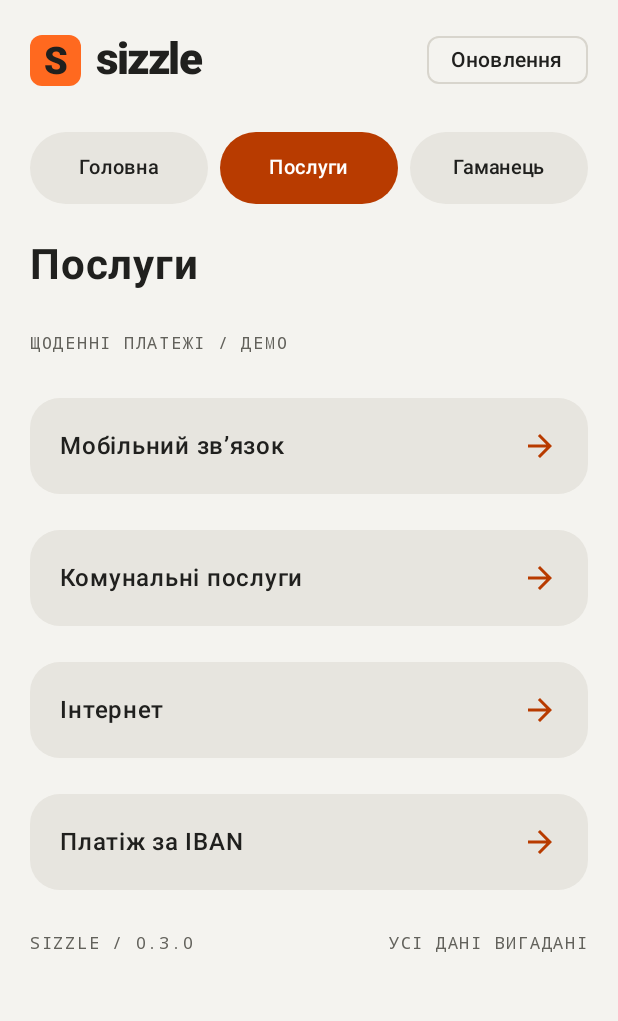
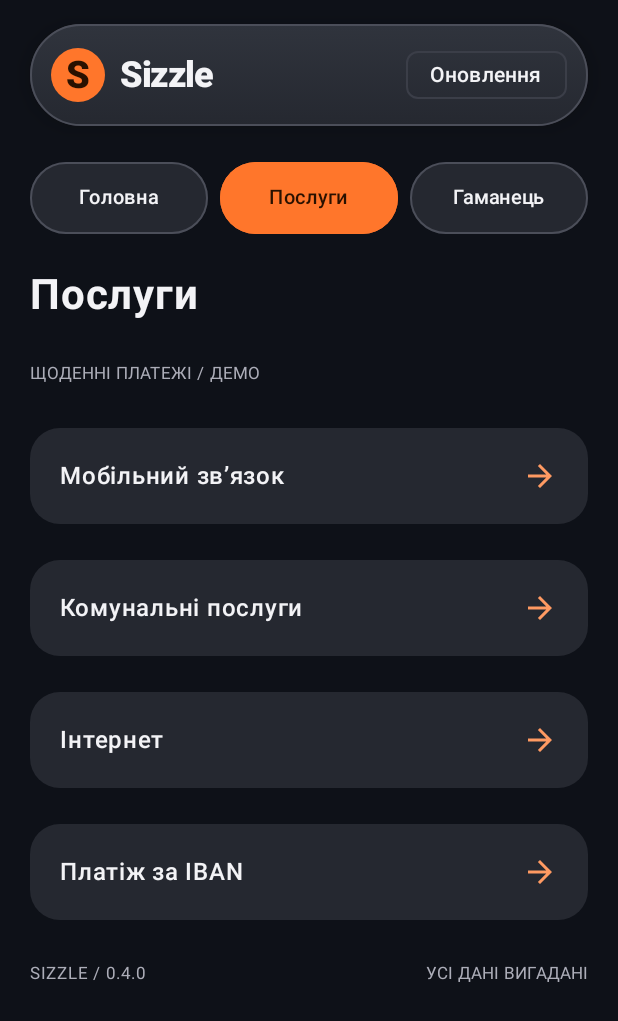
Before and after one commit to dozyFJ/Sizzle-, an Android app built with Jetpack Compose: the screen it shows after launch (MainActivity), tab 2 chosen, on a phone screen of 412 x 824 dp. Shown: the top 1021 px of the screen. Run offline under Robolectric (Android 15) with nearby library versions, the phone set to English and light mode, and no system bars.

Commit message:
Adapt Sizzle to dark rounded design reference

```diff
--- a/app/build.gradle.kts
+++ b/app/build.gradle.kts
@@ -2,7 +2,7 @@ plugins { id("com.android.application"); id("org.jetbrains.kotlin.android"); id(
 android {
  namespace = "app.sizzle.bank"
  compileSdk = 35
- defaultConfig { applicationId = "app.sizzle.bank"; minSdk = 26; targetSdk = 35; versionCode = 4; versionName = "0.3.0" }
+ defaultConfig { applicationId = "app.sizzle.bank"; minSdk = 26; targetSdk = 35; versionCode = 5; versionName = "0.4.0" }
  buildFeatures { compose = true }
  compileOptions { sourceCompatibility = JavaVersion.VERSION_17; targetCompatibility = JavaVersion.VERSION_17 }
  kotlinOptions { jvmTarget = "17" }
--- a/app/src/main/java/app/sizzle/bank/MainActivity.kt
+++ b/app/src/main/java/app/sizzle/bank/MainActivity.kt
@@ -4,6 +4,9 @@ import android.os.Bundle
 import androidx.activity.ComponentActivity
 import androidx.activity.compose.setContent
 import androidx.activity.enableEdgeToEdge
+import androidx.activity.SystemBarStyle
+import androidx.compose.foundation.BorderStroke
+import androidx.compose.ui.graphics.Brush
 import androidx.compose.foundation.selection.selectable
 import androidx.compose.foundation.selection.selectableGroup
 import androidx.compose.ui.semantics.Role
@@ -31,24 +34,27 @@ import androidx.compose.ui.text.font.FontWeight
 import androidx.compose.ui.unit.dp
 import androidx.compose.ui.unit.sp
 
-private val Orange = Color(0xFFB83B00)
-private val BrightOrange = Color(0xFFFF691F)
-private val Ink = Color(0xFF20201E)
-private val Concrete = Color(0xFFF4F3EF)
-private val Muted = Color(0xFF62615B)
-private val SizzleColors = lightColorScheme(
-    primary = Orange, onPrimary = Color.White,
-    primaryContainer = Color(0xFFFFDBC9), onPrimaryContainer = Color(0xFF391000),
-    secondaryContainer = Color(0xFFE9E7E1), onSecondaryContainer = Ink,
+private val Orange = Color(0xFFFF9A62)
+private val BrightOrange = Color(0xFFFF762B)
+private val Ink = Color(0xFFF3F3F6)
+private val Concrete = Color(0xFF0E1118)
+private val Muted = Color(0xFFACADB8)
+private val Panel = Color(0xFF252830)
+private val PanelRaised = Color(0xFF30343D)
+private val Outline = Color(0xFF4B4E59)
+private val SizzleColors = darkColorScheme(
+    primary = Orange, onPrimary = Color(0xFF341200),
+    primaryContainer = Color(0xFF63351F), onPrimaryContainer = Color(0xFFFFDBC9),
+    secondaryContainer = PanelRaised, onSecondaryContainer = Ink,
     background = Concrete, onBackground = Ink,
-    surface = Concrete, onSurface = Ink, onSurfaceVariant = Muted,
-    surfaceContainer = Color(0xFFECEBE5), outlineVariant = Color(0xFFD8D5CD)
+    surface = Panel, onSurface = Ink, onSurfaceVariant = Muted,
+    surfaceContainer = PanelRaised, outline = Outline, outlineVariant = Color(0xFF3B3E48)
 )
 
 class MainActivity : ComponentActivity() {
     override fun onCreate(savedInstanceState: Bundle?) {
         super.onCreate(savedInstanceState)
-        enableEdgeToEdge()
+        enableEdgeToEdge(statusBarStyle = SystemBarStyle.dark(android.graphics.Color.TRANSPARENT), navigationBarStyle = SystemBarStyle.dark(android.graphics.Color.TRANSPARENT))
         setContent { MaterialTheme(colorScheme = SizzleColors) { HomeScreen() } }
     }
 }
@@ -68,7 +74,7 @@ object DemoData {
 
 @Composable
 private fun TechnicalLabel(text: String, color: Color = Muted) {
-    Text(text, fontFamily = FontFamily.Monospace, fontSize = 11.sp, letterSpacing = 1.2.sp, color = color)
+    Text(text, fontFamily = FontFamily.SansSerif, fontSize = 11.sp, letterSpacing = 0.7.sp, color = color)
 }
 
 @Composable
@@ -84,14 +90,16 @@ fun HomeScreen() {
             verticalArrangement = Arrangement.spacedBy(24.dp)
         ) {
             item {
-                Row(Modifier.fillMaxWidth(), verticalAlignment = Alignment.CenterVertically, horizontalArrangement = Arrangement.SpaceBetween) {
+                Surface(shape = CircleShape, border = BorderStroke(1.dp, Outline), color = Panel, shadowElevation = 8.dp) {
+                Row(Modifier.fillMaxWidth().background(Brush.verticalGradient(listOf(PanelRaised, Panel))).padding(horizontal = 14.dp, vertical = 10.dp), verticalAlignment = Alignment.CenterVertically, horizontalArrangement = Arrangement.SpaceBetween) {
                     Row(verticalAlignment = Alignment.CenterVertically, horizontalArrangement = Arrangement.spacedBy(10.dp)) {
-                        Box(Modifier.size(34.dp).background(BrightOrange, RoundedCornerShape(8.dp)), contentAlignment = Alignment.Center) {
-                            Text("S", color = Ink, fontWeight = FontWeight.Black, fontSize = 25.sp)
+                        Box(Modifier.size(36.dp).background(BrightOrange, CircleShape), contentAlignment = Alignment.Center) {
+                            Text("S", color = Color(0xFF291100), fontWeight = FontWeight.Black, fontSize = 25.sp)
                         }
-                        Text("sizzle", fontSize = 29.sp, letterSpacing = (-1).sp, fontWeight = FontWeight.Black)
+                        Text("Sizzle", fontSize = 24.sp, letterSpacing = (-1).sp, fontWeight = FontWeight.Black)
                     }
                     UpdateControl()
+                }
                 }
             }
             item {
@@ -101,7 +109,7 @@ fun HomeScreen() {
                 item { Text("Послуги", fontSize = 28.sp, fontWeight = FontWeight.Bold) }
                 item { TechnicalLabel("ЩОДЕННІ ПЛАТЕЖІ / ДЕМО") }
                 items(listOf("Мобільний зв’язок", "Комунальні послуги", "Інтернет", "Платіж за IBAN")) { service ->
-                    Card(onClick = { action = service }, colors = CardDefaults.cardColors(containerColor = Color(0xFFE7E5DF)), shape = RoundedCornerShape(20.dp)) {
+                    Card(onClick = { action = service }, colors = CardDefaults.cardColors(containerColor = Panel), shape = RoundedCornerShape(20.dp)) {
                         Row(Modifier.fillMaxWidth().padding(20.dp), horizontalArrangement = Arrangement.SpaceBetween, verticalAlignment = Alignment.CenterVertically) {
                             Text(service, fontWeight = FontWeight.SemiBold, modifier = Modifier.weight(1f))
                             Icon(Icons.AutoMirrored.Filled.ArrowForward, contentDescription = null, tint = Orange)
@@ -111,17 +119,19 @@ fun HomeScreen() {
             }
             if (selectedTab != "Послуги") {
             item {
-                Column(verticalArrangement = Arrangement.spacedBy(6.dp)) {
-                    TechnicalLabel("ТВОЇ ГРОШІ. ТВІЙ РИТМ.")
+                Surface(shape = RoundedCornerShape(30.dp), color = Panel, border = BorderStroke(1.dp, Color(0xFF3B3E48))) {
+                Column(Modifier.fillMaxWidth().padding(20.dp), verticalArrangement = Arrangement.spacedBy(8.dp)) {
+                    TechnicalLabel("ТВОЇ ГРОШІ. ТВІЙ РИТМ.", Orange)
                     Row(Modifier.fillMaxWidth(), horizontalArrangement = Arrangement.SpaceBetween, verticalAlignment = Alignment.CenterVertically) {
                         Text("Загальний баланс", style = MaterialTheme.typography.titleMedium)
                         TextButton(onClick = { hidden = !hidden }, contentPadding = PaddingValues(horizontal = 8.dp)) { Text(if (hidden) "Показати" else "Сховати", fontSize = 12.sp) }
                     }
-                    Text(if (hidden) "••• ••• ₴" else "51 250,00 ₴", fontSize = 40.sp, lineHeight = 46.sp, letterSpacing = (-1.5).sp, fontWeight = FontWeight.Bold)
+                    Text(if (hidden) "••• ••• ₴" else "51 250,00 ₴", fontSize = 36.sp, lineHeight = 42.sp, letterSpacing = (-1.5).sp, fontWeight = FontWeight.Bold)
                     Row(verticalAlignment = Alignment.CenterVertically, horizontalArrangement = Arrangement.spacedBy(7.dp)) {
                         Box(Modifier.size(6.dp).background(Orange, CircleShape))
                         Text("Українська гривня · 2 картки", fontSize = 12.sp, color = Muted)
                     }
+                }
                 }
             }
             }
@@ -146,8 +156,8 @@ fun HomeScreen() {
                         LazyRow(horizontalArrangement = Arrangement.spacedBy(12.dp)) {
                             items(DemoData.cards, key = { it.number }) { card ->
                                 val primary = card.number == "4821"
-                                val foreground = if (primary) Color(0xFFF6F4ED) else Ink
-                                Card(onClick = { selectedCard = card.number }, modifier = Modifier.width(cardWidth), shape = RoundedCornerShape(20.dp), colors = CardDefaults.cardColors(containerColor = if (primary) Ink else Color(0xFFE4E1D9))) {
+                                val foreground = Ink
+                                Card(onClick = { selectedCard = card.number }, modifier = Modifier.width(cardWidth), shape = RoundedCornerShape(28.dp), border = BorderStroke(1.dp, if (primary) Color(0xFF8A533A) else Outline), colors = CardDefaults.cardColors(containerColor = if (primary) Color(0xFF302925) else Panel)) {
                                     Column(Modifier.padding(22.dp), verticalArrangement = Arrangement.spacedBy(20.dp)) {
                                         Row(Modifier.fillMaxWidth(), horizontalArrangement = Arrangement.SpaceBetween, verticalAlignment = Alignment.CenterVertically) {
                                             TechnicalLabel("SIZZLE / ${if (primary) "01" else "02"}", if (primary) BrightOrange else Orange)
@@ -159,8 +169,8 @@ fun HomeScreen() {
                                                 TechnicalLabel("ДЕМО-КАРТКА", if (primary) Color(0xFFB9B8B0) else Muted)
                                                 Text("••••  ${card.number}", color = foreground, fontFamily = FontFamily.Monospace, fontSize = 15.sp)
                                             }
-                                            Box(Modifier.width(42.dp).height(26.dp).background(if (primary) BrightOrange else Ink, RoundedCornerShape(5.dp)), contentAlignment = Alignment.Center) {
-                                                Text("S /", color = if (primary) Ink else Color.White, fontWeight = FontWeight.Black, fontSize = 15.sp)
+                                            Box(Modifier.width(42.dp).height(26.dp).background(if (primary) BrightOrange else PanelRaised, RoundedCornerShape(5.dp)), contentAlignment = Alignment.Center) {
+                                                Text("S /", color = if (primary) Color(0xFF291100) else Ink, fontWeight = FontWeight.Black, fontSize = 15.sp)
                                             }
                                         }
                                     }
@@ -195,7 +205,7 @@ fun HomeScreen() {
             items(DemoData.operations, key = { it.title }) { operation ->
                 Column(verticalArrangement = Arrangement.spacedBy(16.dp)) {
                     Row(Modifier.fillMaxWidth(), verticalAlignment = Alignment.CenterVertically, horizontalArrangement = Arrangement.spacedBy(12.dp)) {
-                        Surface(shape = RoundedCornerShape(14.dp), color = if (operation.incoming) Color(0xFFFFDBC9) else Color(0xFFE7E5DF), modifier = Modifier.size(44.dp)) {
+                        Surface(shape = RoundedCornerShape(14.dp), color = if (operation.incoming) Color(0xFF63351F) else Panel, modifier = Modifier.size(44.dp)) {
                             Box(contentAlignment = Alignment.Center) {
                                 if (operation.incoming) Icon(Icons.Default.Add, contentDescription = null, tint = Orange, modifier = Modifier.size(20.dp))
                                 else Text(operation.title.take(1), fontWeight = FontWeight.Bold, fontSize = 18.sp)
@@ -207,13 +217,13 @@ fun HomeScreen() {
                         }
                         Text(if (hidden) "•••• ₴" else operation.amount, color = if (operation.incoming) Orange else Ink, fontWeight = FontWeight.SemiBold, fontSize = 13.sp)
                     }
-                    HorizontalDivider(color = Color(0xFFDEDBD3))
+                    HorizontalDivider(color = Color(0xFF3B3E48))
                 }
             }
             }
             item {
                 Row(Modifier.fillMaxWidth(), horizontalArrangement = Arrangement.SpaceBetween) {
-                    TechnicalLabel("SIZZLE / 0.3.0")
+                    TechnicalLabel("SIZZLE / 0.4.0")
                     TechnicalLabel("УСІ ДАНІ ВИГАДАНІ")
                 }
             }
@@ -235,8 +245,9 @@ private fun SectionTabs(selectedTab: String, onSelect: (String) -> Unit) {
             Surface(
                 modifier = Modifier.weight(1f).selectable(selected = selected, role = Role.Tab, onClick = { onSelect(tab) }),
                 shape = CircleShape,
-                color = if (selected) Orange else Color(0xFFE7E5DF),
-                contentColor = if (selected) Color.White else Ink
+                border = BorderStroke(1.dp, if (selected) BrightOrange else Outline),
+                color = if (selected) BrightOrange else Panel,
+                contentColor = if (selected) Color(0xFF291100) else Ink
             ) {
                 Box(Modifier.heightIn(min = 48.dp).padding(horizontal = 6.dp, vertical = 12.dp), contentAlignment = Alignment.Center) {
                     Text(tab, fontSize = 13.sp, fontWeight = if (selected) FontWeight.SemiBold else FontWeight.Medium)
@@ -249,8 +260,8 @@ private fun SectionTabs(selectedTab: String, onSelect: (String) -> Unit) {
 @Composable
 private fun QuickAction(label: String, icon: ImageVector, modifier: Modifier, accent: Boolean = false, onClick: () -> Unit) {
     Column(modifier, horizontalAlignment = Alignment.CenterHorizontally, verticalArrangement = Arrangement.spacedBy(8.dp)) {
-        FilledTonalIconButton(onClick = onClick, modifier = Modifier.fillMaxWidth().height(58.dp), shape = RoundedCornerShape(18.dp),
-            colors = IconButtonDefaults.filledTonalIconButtonColors(containerColor = if (accent) Orange else Color(0xFFE7E5DF), contentColor = if (accent) Color.White else Ink)) {
+        FilledTonalIconButton(onClick = onClick, modifier = Modifier.fillMaxWidth().height(58.dp), shape = RoundedCornerShape(24.dp),
+            colors = IconButtonDefaults.filledTonalIconButtonColors(containerColor = if (accent) BrightOrange else PanelRaised, contentColor = if (accent) Color(0xFF291100) else Ink)) {
             Icon(icon, contentDescription = label, modifier = Modifier.size(24.dp))
         }
         Text(label, fontSize = 12.sp, fontWeight = FontWeight.Medium)
```
Also changed, not shown: 3 other files.
